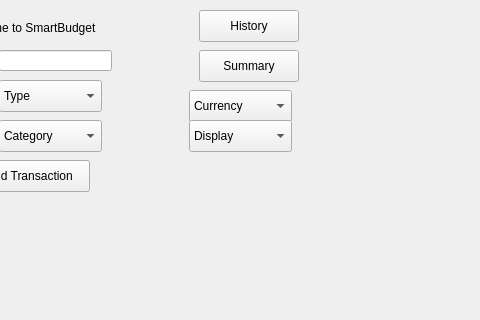
Before: the Qt Designer form addtransaction.ui in Omaraboelsoud-web/smartbudget, drawn with Qt 5; both pictures show x 311 to 791 and y 0 to 320 of the 873 by 564 pixel window.
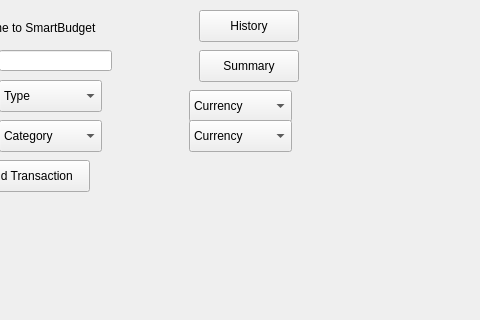
After: the same form once the commit is applied.

```diff
--- a/addtransaction.ui
+++ b/addtransaction.ui
@@ -313,12 +313,7 @@
    </property>
    <item>
     <property name="text">
-     <string>Display</string>
-    </property>
-   </item>
-   <item>
-    <property name="text">
-     <string>Display-EGP</string>
+     <string>Currency</string>
     </property>
    </item>
    <item>
```
Left out of the diff: 5 changed lines with no effect on the pictures.
